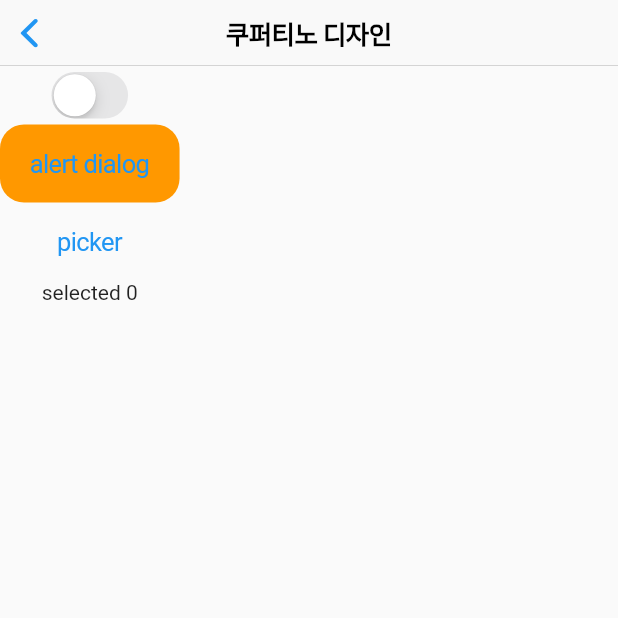
After one commit to tintoll/widget_study, a Flutter app: the screen it shows after launch, scrolled down 549 dp, after a tap on "Cupertino 디자인", on a phone screen of 412 x 824 dp, the top half of it. The commit adds this screen. Run offline on Flutter 3.47's test engine with Material 2 defaults, Android fonts, the phone set to English and light mode, and no system bars.

Commit message:
add cupertino design

```diff
--- /dev/null
+++ b/lib/cupertino.dart
@@ -0,0 +1,88 @@
+import 'package:flutter/cupertino.dart';
+import 'package:flutter/material.dart';
+
+class CupertinoWidget extends StatefulWidget {
+
+  @override
+  _CupertinoWidgetState createState() => _CupertinoWidgetState();
+}
+
+class _CupertinoWidgetState extends State<CupertinoWidget> {
+  var _isOn = false;
+  var _items = List.generate(10, (index) => index);
+  var result;
+  @override
+  void initState() {
+    // TODO: implement initState
+    super.initState();
+    result = _items[0];
+  }
+  @override
+  Widget build(BuildContext context) {
+    return Scaffold(
+      appBar: CupertinoNavigationBar(
+        middle: Text('쿠퍼티노 디자인'),
+      ),
+      body: Column(
+        children: [
+          CupertinoSwitch(
+              value: _isOn,
+              onChanged: (bool value) {
+                setState(() {
+                  _isOn = value;
+                });
+              }),
+          CupertinoButton(
+            borderRadius: BorderRadius.circular(16.0),
+            color: Colors.orange,
+            child: Text('alert dialog'),
+            onPressed: () {
+
+              _showCupertinoDialog();
+            },
+          ),
+          CupertinoButton(
+            child: Text('picker'),
+            onPressed: () {
+              _showCupertinoPicker();
+            },
+          ),
+          Text('selected $result')
+        ],
+      ),
+    );
+  }
+
+  _showCupertinoDialog() {
+    showDialog(context: context, builder: (context) => CupertinoAlertDialog(
+      title: Text('제목'),
+      content: Text('내용'),
+      actions: [
+        CupertinoDialogAction(child: Text('Cancel')),
+        CupertinoDialogAction(child: Text('OK'), onPressed: () {
+          Navigator.of(context).pop(); // 다이얼로그 닫기
+        },),
+      ],
+    ));
+  }
+
+  _showCupertinoPicker() async {
+
+    await showCupertinoModalPopup(
+      context : context,
+      builder: (context) =>  Container(
+        height: 200.0,
+        child: CupertinoPicker(
+          children: _items.map((e) => Text('No. $e')).toList(),
+          itemExtent: 50.0, // 항목 1개의 높이
+          onSelectedItemChanged: (int value) {
+            setState(() {
+              result = _items[value];
+            });
+          },
+        ),
+      )
+    );
+
+  }
+}
--- a/lib/main.dart
+++ b/lib/main.dart
@@ -1,4 +1,5 @@
 import 'package:flutter/material.dart';
+import 'package:widget_study/cupertino.dart';
 import 'package:widget_study/widget_Sliver.dart';
 import 'package:widget_study/widget_SliverList.dart';
 import 'package:widget_study/widget_animated_container.dart';
@@ -313,6 +314,18 @@ class WidgetList extends StatelessWidget {
               },
               title: Text('SliverList'),
             ),
+            Divider(
+              height: 1,
+            ),
+            ListTile(
+              onTap: () {
+                Navigator.push(
+                  context,
+                  MaterialPageRoute(builder: (context) => CupertinoWidget()),
+                );
+              },
+              title: Text('Cupertino 디자인'),
+            ),
           ],
         ));
   }
```
